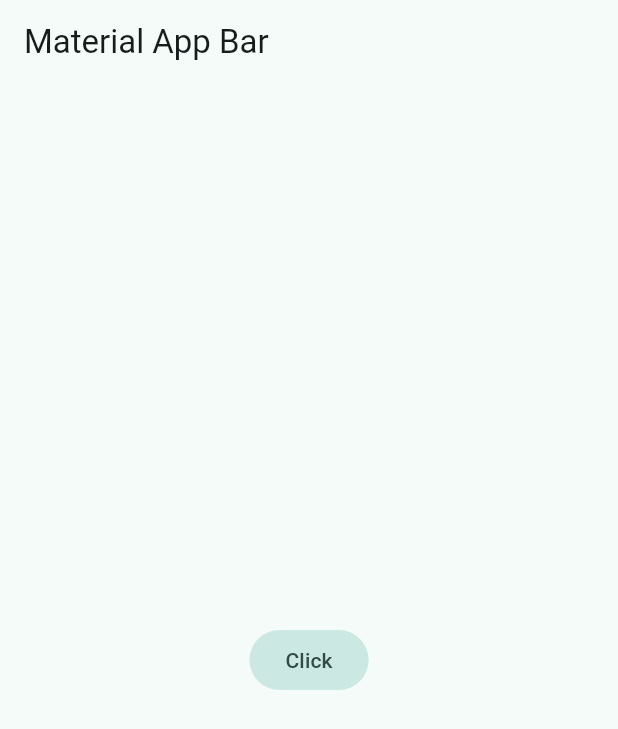
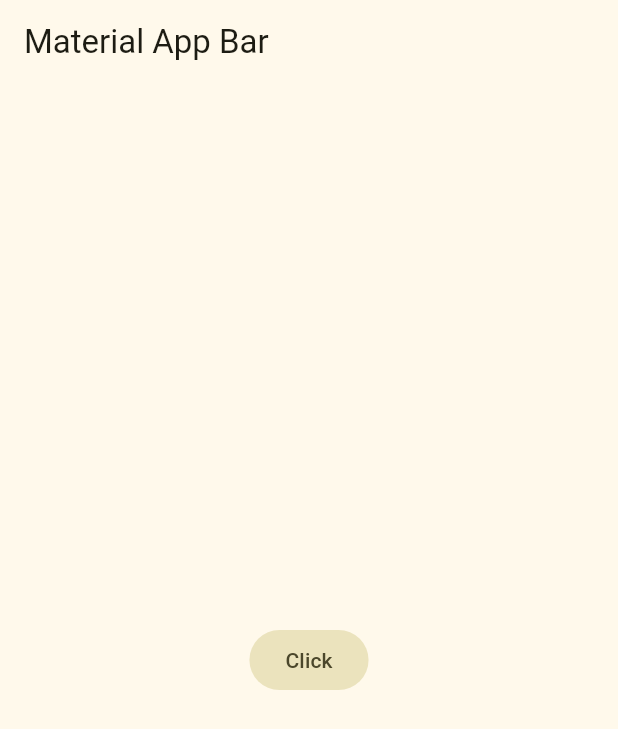
Before and after one commit to EduardoSTL/si_no_app, a Flutter app: the screen it shows after launch, on a phone screen of 412 x 824 dp. Shown: the top 729 px of the screen. Run offline on Flutter 3.47's test engine with Material 2 defaults, Android fonts, the phone set to English and light mode, and no system bars.

```diff
--- a/lib/main.dart
+++ b/lib/main.dart
@@ -14,7 +14,7 @@ class MyApp extends StatelessWidget {
       title: 'Si No App',
       debugShowCheckedModeBanner: false,
       theme: AppTheme(
-        selectedColor: 2).theme(),
+        selectedColor: 4).theme(),
       home: Scaffold(
         appBar: AppBar(title: const Text('Material App Bar')
         ),
```
Also changed, not shown: lib/presentacion/chat/chat_screen.dart (added).
